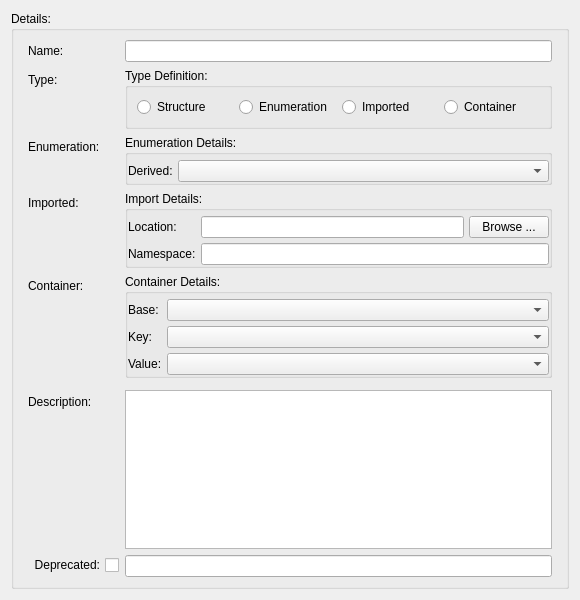
Before: the Qt Designer form sources/lusan/view/si/ui/SIDataTypeDetails.ui in aregtech/areg-sdk-tools, drawn with Qt 5.
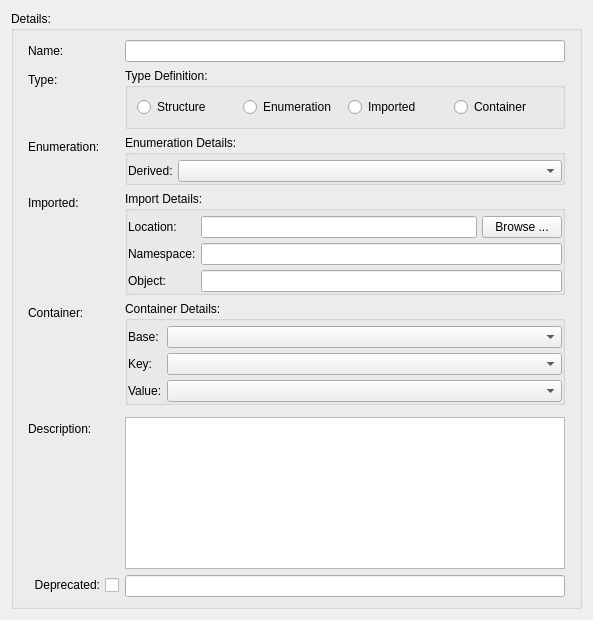
After: the same form once the commit is applied.

Commit message: Fixed imported types.

The edit to the form file:
```diff
--- a/sources/lusan/view/si/ui/SIDataTypeDetails.ui
+++ b/sources/lusan/view/si/ui/SIDataTypeDetails.ui
@@ -6,8 +6,8 @@
    <rect>
     <x>0</x>
     <y>0</y>
-    <width>580</width>
-    <height>600</height>
+    <width>593</width>
+    <height>620</height>
    </rect>
   </property>
   <property name="minimumSize">
@@ -103,14 +103,14 @@
           </layout>
          </widget>
         </item>
-        <item row="4" column="0">
+        <item row="5" column="0">
          <widget class="QLabel" name="labelContainer">
           <property name="text">
            <string>Container:</string>
           </property>
          </widget>
         </item>
-        <item row="4" column="1">
+        <item row="5" column="1">
          <widget class="QGroupBox" name="groupContainer">
           <property name="sizePolicy">
            <sizepolicy hsizetype="Preferred" vsizetype="Preferred">
@@ -194,14 +194,14 @@
           </layout>
          </widget>
         </item>
-        <item row="6" column="0">
+        <item row="7" column="0">
          <widget class="QLabel" name="label_7">
           <property name="text">
            <string>Description:</string>
           </property>
          </widget>
         </item>
-        <item row="6" column="1">
+        <item row="7" column="1">
          <widget class="QPlainTextEdit" name="textDescribe">
           <property name="sizePolicy">
            <sizepolicy hsizetype="Expanding" vsizetype="Expanding">
@@ -226,7 +226,7 @@
           </property>
          </widget>
         </item>
-        <item row="7" column="0">
+        <item row="8" column="0">
          <widget class="QCheckBox" name="checkDeprecated">
           <property name="sizePolicy">
            <sizepolicy hsizetype="Expanding" vsizetype="Fixed">
@@ -242,7 +242,7 @@
           </property>
          </widget>
         </item>
-        <item row="7" column="1">
+        <item row="8" column="1">
          <widget class="QLineEdit" name="editDeprecated">
           <property name="sizePolicy">
            <sizepolicy hsizetype="Expanding" vsizetype="Fixed">
@@ -387,10 +387,20 @@
            <item row="1" column="1">
             <widget class="QLineEdit" name="editImportNamespace"/>
            </item>
+           <item row="2" column="1">
+            <widget class="QLineEdit" name="editImportObject"/>
+           </item>
+           <item row="2" column="0">
+            <widget class="QLabel" name="label_3">
+             <property name="text">
+              <string>Object:</string>
+             </property>
+            </widget>
+           </item>
           </layout>
          </widget>
         </item>
-        <item row="5" column="0">
+        <item row="6" column="0">
          <spacer name="verticalSpacer1">
           <property name="orientation">
            <enum>Qt::Orientation::Vertical</enum>
@@ -403,7 +413,7 @@
           </property>
          </spacer>
         </item>
-        <item row="5" column="1">
+        <item row="6" column="1">
          <spacer name="verticalSpacer2">
           <property name="orientation">
            <enum>Qt::Orientation::Vertical</enum>
```
Left out of the diff: 8 changed lines with no effect on the pictures. The commit also changes 10 other files.
